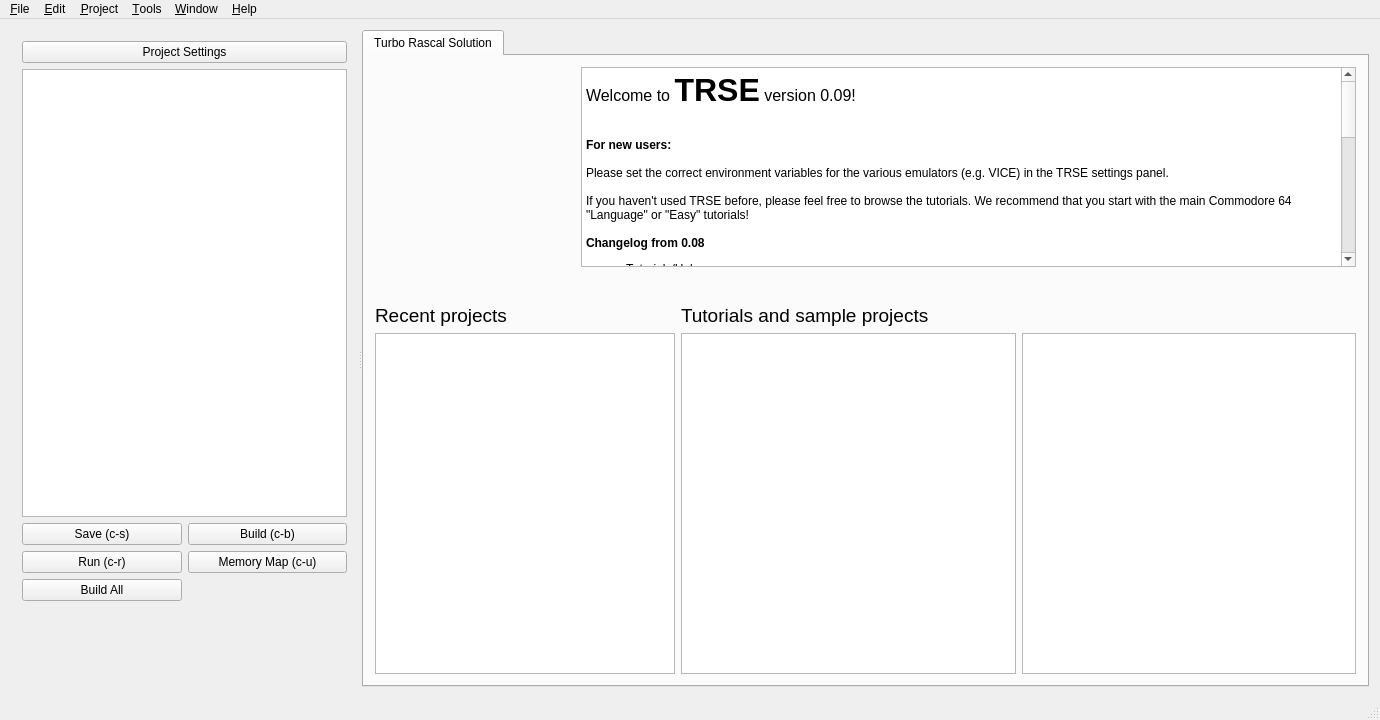
leuat/TRSE, file mainwindow.ui: the form before one commit.
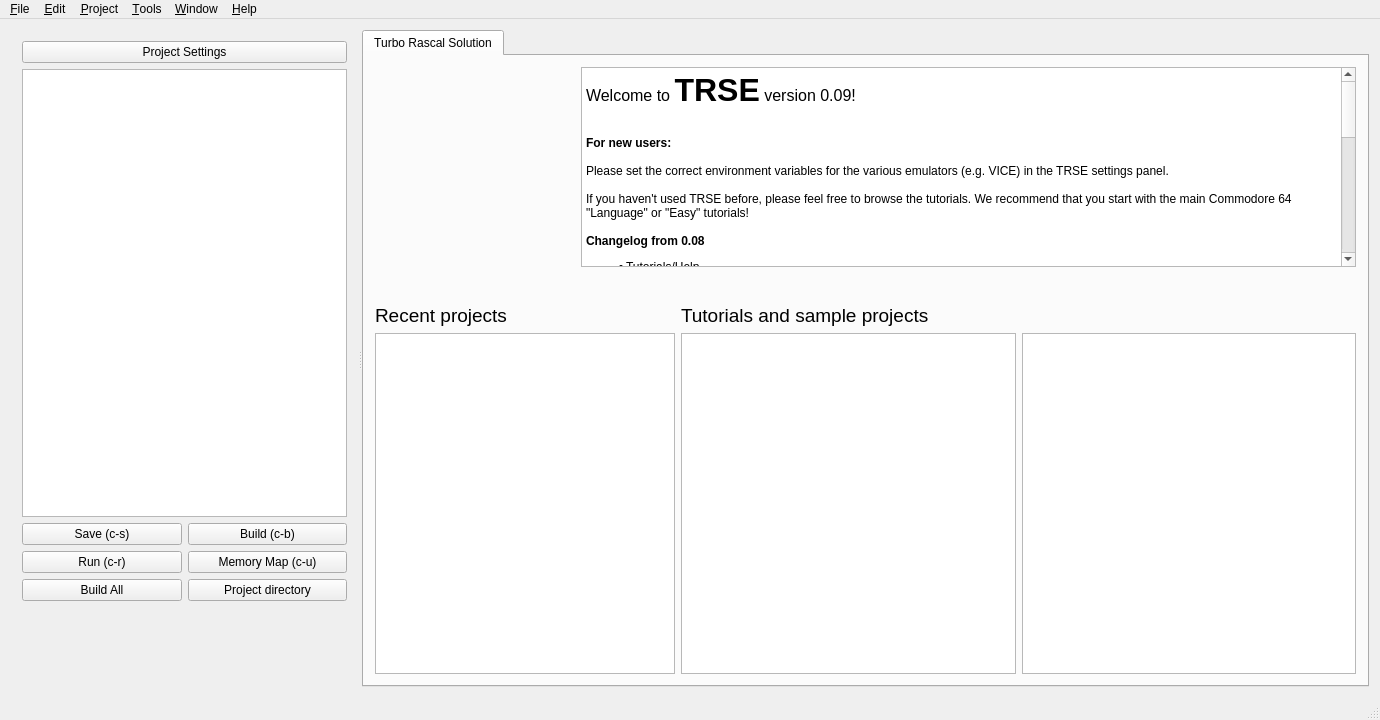
The form after the commit. Icons and pictures are not drawn.

Commit message: Open project dir added

The edit to the form file:
```diff
--- a/mainwindow.ui
+++ b/mainwindow.ui
@@ -110,6 +110,13 @@
               </property>
              </widget>
             </item>
+            <item row="2" column="1">
+             <widget class="QPushButton" name="btnProjectDir">
+              <property name="text">
+               <string>Project directory</string>
+              </property>
+             </widget>
+            </item>
            </layout>
           </item>
           <item>
@@ -229,7 +236,7 @@
                   <string>&lt;!DOCTYPE HTML PUBLIC &quot;-//W3C//DTD HTML 4.0//EN&quot; &quot;http://www.w3.org/TR/REC-html40/strict.dtd&quot;&gt;
 &lt;html&gt;&lt;head&gt;&lt;meta name=&quot;qrichtext&quot; content=&quot;1&quot; /&gt;&lt;style type=&quot;text/css&quot;&gt;
 p, li { white-space: pre-wrap; }
-&lt;/style&gt;&lt;/head&gt;&lt;body style=&quot; font-family:'Ubuntu'; font-size:10pt; font-weight:400; font-style:normal;&quot;&gt;
+&lt;/style&gt;&lt;/head&gt;&lt;body style=&quot; font-family:'MS Shell Dlg 2'; font-size:8.25pt; font-weight:400; font-style:normal;&quot;&gt;
 &lt;p style=&quot; margin-top:0px; margin-bottom:0px; margin-left:0px; margin-right:0px; -qt-block-indent:0; text-indent:0px;&quot;&gt;&lt;span style=&quot; font-family:'Noto Sans'; font-size:12pt;&quot;&gt;Welcome to &lt;/span&gt;&lt;span style=&quot; font-family:'Noto Sans'; font-size:24pt; font-weight:600;&quot;&gt;TRSE&lt;/span&gt;&lt;span style=&quot; font-family:'Noto Sans'; font-size:12pt;&quot;&gt; version 0.09!&lt;/span&gt;&lt;/p&gt;
 &lt;p style=&quot; margin-top:0px; margin-bottom:0px; margin-left:0px; margin-right:0px; -qt-block-indent:0; text-indent:0px;&quot;&gt;&lt;img src=&quot;:/resources/images/Amiga.png&quot; width=&quot;80&quot; /&gt;&lt;img src=&quot;:/resources/images/C128.png&quot; width=&quot;80&quot; /&gt;&lt;img src=&quot;:/resources/images/C64.png&quot; width=&quot;80&quot; /&gt;&lt;img src=&quot;:/resources/images/PLUS4.png&quot; width=&quot;80&quot; /&gt;&lt;img src=&quot;:/resources/images/VIC20.png&quot; width=&quot;80&quot; /&gt;&lt;img src=&quot;:/resources/images/NES.png&quot; width=&quot;80&quot; /&gt;&lt;img src=&quot;:/resources/images/PET.png&quot; width=&quot;80&quot; /&gt;&lt;/p&gt;
 &lt;p style=&quot;-qt-paragraph-type:empty; margin-top:0px; margin-bottom:0px; margin-left:0px; margin-right:0px; -qt-block-indent:0; text-indent:0px; font-family:'Noto Sans'; font-size:9pt;&quot;&gt;&lt;br /&gt;&lt;/p&gt;
```
Left out of the diff: 2 changed lines with no effect on the pictures. The commit also changes 3 other files.
